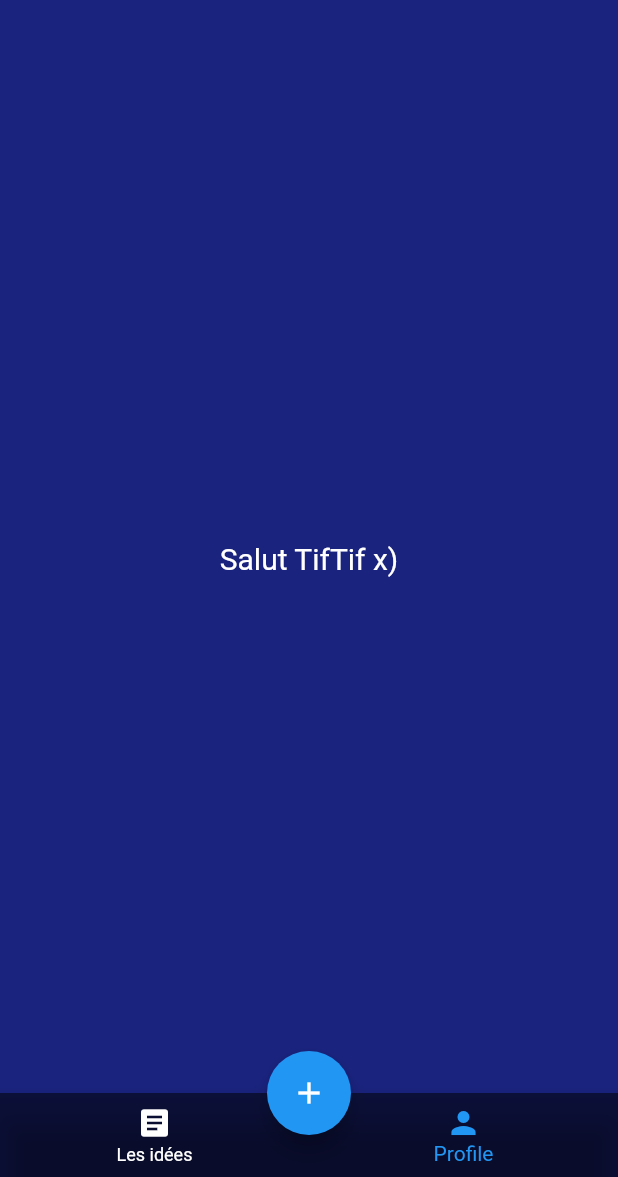
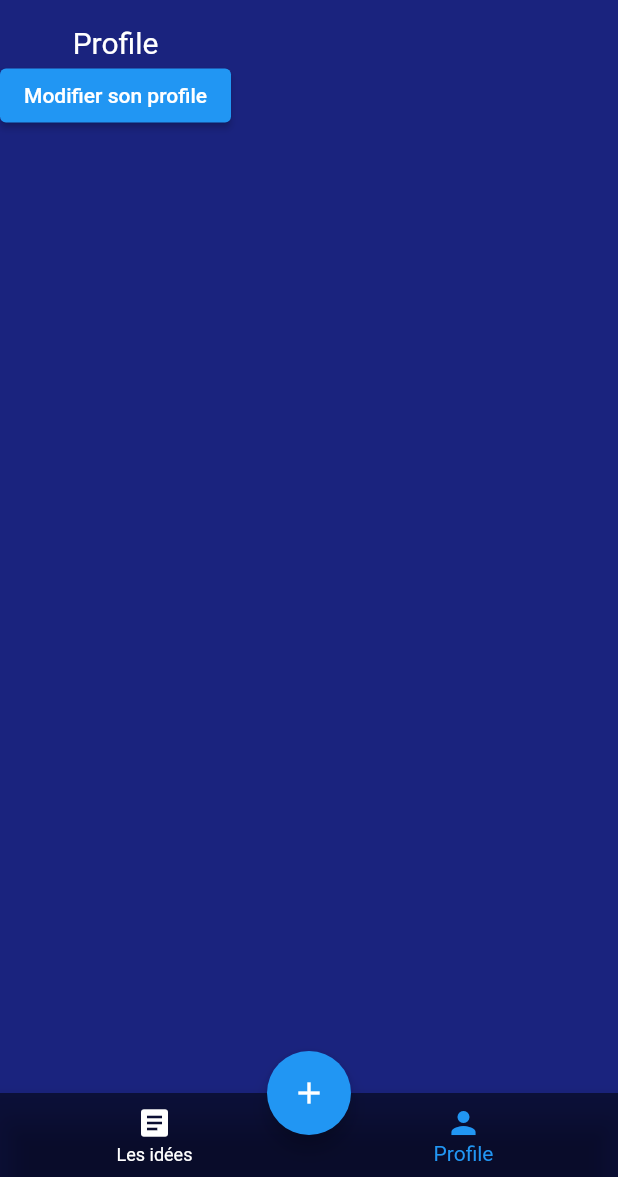
Before and after one commit to morfouesse/betterflutterapp, a Flutter app: the screen it shows once a user with an empty profile is signed in, item 2 of the bottom bar chosen, on a phone screen of 412 x 824 dp, the part 59-1236 px from its top. Run offline on Flutter 3.47's test engine with Material 2 defaults, Android fonts, the phone set to English and light mode, and no system bars; our stand-ins replace animated_splash_screen, connectivity, firebase_auth, firebase_core; missing offline and left inert: app_settings; accounts and stored records are empty.

```diff
--- a/lib/main.dart
+++ b/lib/main.dart
@@ -1,6 +1,8 @@
 import 'package:betterflutterapp/screens/splash_screen.dart';
+import 'package:betterflutterapp/services/internet_connexion/connectivity_change_notifier.dart';
 import 'package:firebase_core/firebase_core.dart';
 import 'package:flutter/material.dart';
+import 'package:provider/provider.dart';
 
 
 void main() async{
@@ -22,10 +24,22 @@ class MyApp extends StatelessWidget {
   final backgroundColor = Colors.indigo[900];
   @override
   Widget build(BuildContext context) {
-    return MaterialApp(
-      ///////////////HOME//////////
+    // on observe les differents etats de la connexion internet
+    // sur l'appli avec la dépendance Provider
+    return ChangeNotifierProvider(
+        create: (context) {
+          // on met en place une verif sur la connexion internet
+          // et sur les données mobile
+          ConnectivityChangeNotifier changeNotifier =
+          ConnectivityChangeNotifier();
+          changeNotifier.initialLoad();
+          return changeNotifier;
+        },
+    child: MaterialApp(
+    ///////////////HOME//////////
       debugShowCheckedModeBanner: false,
       home: SplashScreen()//TodoList()
-      );
+      ),
+    );
   }
 }
--- a/lib/screens/fragment/bottom_app_bar.dart
+++ b/lib/screens/fragment/bottom_app_bar.dart
@@ -12,7 +12,7 @@ class BottomNavBar extends StatefulWidget {
 class _BottomNavBarState extends State<BottomNavBar> {
   final backgroundColor = Colors.indigo[900];
 
-  // pour les BottomNavigationBarItem/////
+  // index pour les BottomNavigationBarItem/////
   int _selectedIndex = 0;
 
 
--- a/lib/screens/profil/profil.dart
+++ b/lib/screens/profil/profil.dart
@@ -1,4 +1,5 @@
 import 'package:flutter/material.dart';
+
 
 class Profil extends StatefulWidget {
   const Profil({Key? key}) : super(key: key);
@@ -13,16 +14,19 @@ class _ProfilState extends State<Profil> {
   @override
   Widget build(BuildContext context) {
     return Scaffold(
-      backgroundColor: backgroundColor,
-      body: Center(
-        child: Text(
-            "Salut TifTif x)",
-          style: TextStyle(
-              color: Colors.white,
-              fontSize: 20
+        backgroundColor: backgroundColor,
+        body: Column(children: <Widget>[
+          Text(
+            "Profile",
+            style: TextStyle(color: Colors.white, fontSize: 20),
           ),
-        ),
-      ),
+          Flexible(
+            child: ElevatedButton(
+              child: Text('Modifier son profile'),
+              onPressed: () {},
+            ),
+          )
+        ])
     );
   }
 }
--- a/lib/screens/todo_list/todo_list_screen.dart
+++ b/lib/screens/todo_list/todo_list_screen.dart
@@ -16,7 +16,7 @@ class _TodoListState extends State<TodoList> {
       backgroundColor: backgroundColor,
         body: Center(
             child: Text(
-                "home",
+                "Les idées",
               style: TextStyle(
                   color: Colors.white,
                   fontSize: 20
--- a/lib/services/authentification.dart
+++ b/lib/services/authentification.dart
@@ -7,9 +7,10 @@ class Authentification {
   //  user courant
   Stream<UserModel> get user {
     return _auth.authStateChanges().asyncMap((user) =>
-        //TODO: il faudra gérer le cas d'un user à supprimer
         UserModel(user!.uid));
   }
+
+  //TODO: il faudra gérer le cas d'un user à supprimer
 
   Future<UserModel> auth(UserModel userModel) async {
     UserCredential userCredential;
--- /dev/null
+++ b/lib/services/internet_connexion/connectivity_change_notifier.dart
@@ -0,0 +1,32 @@
+import 'package:connectivity/connectivity.dart';
+import 'package:flutter/material.dart';
+
+
+// on utilise l'heritage ChangeNotifier pour écouter les changements
+class ConnectivityChangeNotifier extends ChangeNotifier {
+  ConnectivityChangeNotifier() {
+    Connectivity().onConnectivityChanged.listen(
+            (ConnectivityResult result) {
+      resultHandler(result);
+    });
+  }
+  ConnectivityResult _connectivityResult = ConnectivityResult.wifi;
+  String _pageText = "Vous n'avez pas internet 😥";
+
+  ConnectivityResult get connectivity => _connectivityResult;
+  String get pageText => _pageText;
+
+  void resultHandler(ConnectivityResult result) {
+    _connectivityResult = result;
+    if (result == ConnectivityResult.none || result == ConnectivityResult.mobile) {
+      _pageText = "";
+    }
+    notifyListeners();
+  }
+
+  void initialLoad() async {
+    ConnectivityResult connectivityResult =
+    await (Connectivity().checkConnectivity());
+    resultHandler(connectivityResult);
+  }
+}
--- /dev/null
+++ b/lib/services/internet_connexion/connectivity_result.dart
@@ -0,0 +1,9 @@
+/// Connection status check result.
+enum ConnectivityResult {
+  /// WiFi: Device connected via Wi-Fi
+  wifi,
+  /// Mobile: Device connected to cellular network
+  mobile,
+  /// None: Device not connected to any network
+  none
+}
```
Also changed, not shown: lib/models/user_model.dart (+10 -8 lines), lib/screens/auth/auth_screen.dart (+52 -40 lines), lib/screens/navigation.dart (+9 -18 lines), lib/screens/no_connection/no_connection_screen.dart (added, +42 -0 lines), lib/screens/splash_screen.dart (+17 -17 lines), pubspec.yaml (+6 -5 lines), pubspec.lock.
